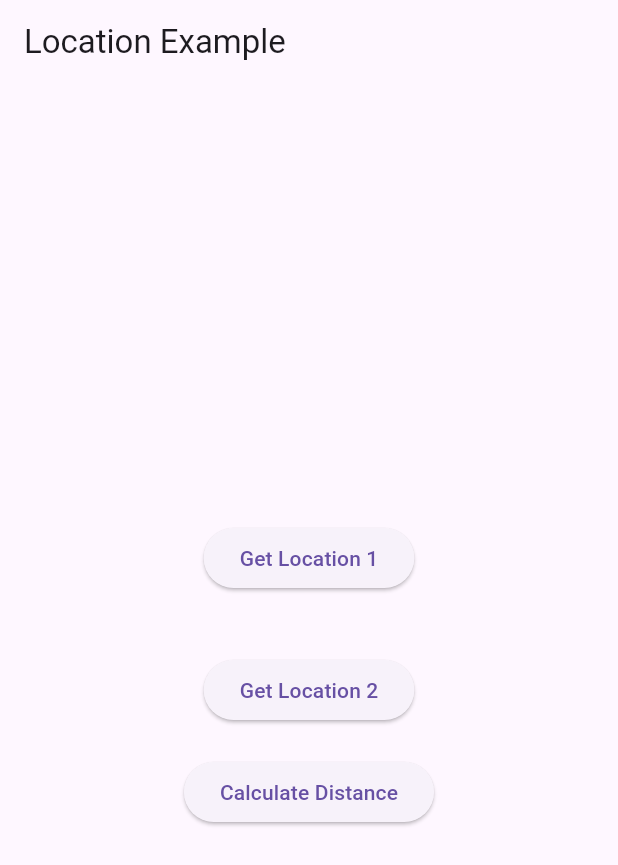
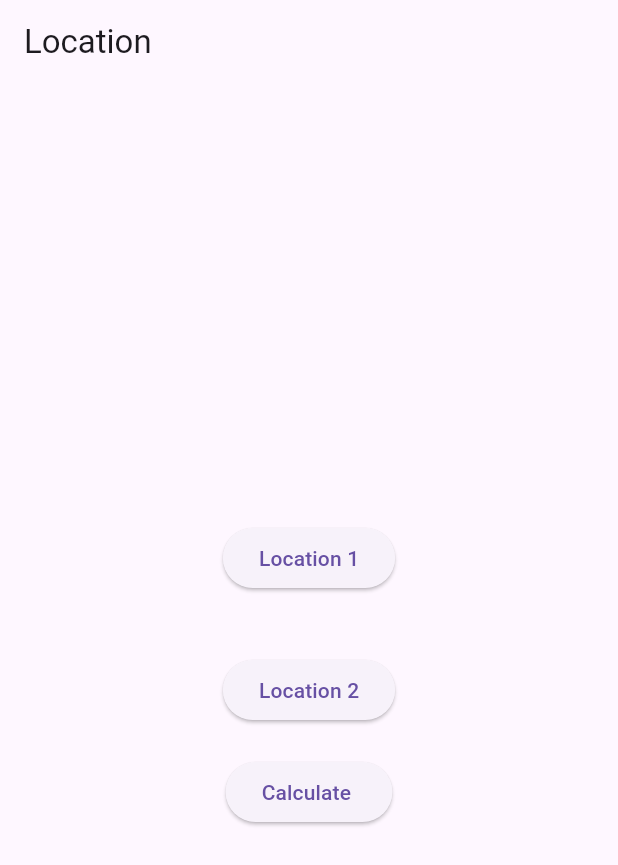
Before and after one commit to Axmadjon15052003/my_location, a Flutter app: the screen it shows after launch, on a phone screen of 412 x 824 dp. Shown: the top 865 px of the screen. Run offline on Flutter 3.47's test engine with Material 3 defaults, Android fonts, the phone set to English and light mode, and no system bars; our stand-ins replace geolocator.

Commit message:
Update main.dart

```diff
--- a/lib/main.dart
+++ b/lib/main.dart
@@ -60,7 +60,7 @@ class _MyHomePageState extends State<MyHomePage> {
   Widget build(BuildContext context) {
     return Scaffold(
       appBar: AppBar(
-        title: const Text('Location Example'),
+        title: const Text('Location '),
       ),
       body: Center(
         child: Column(
@@ -73,7 +73,7 @@ class _MyHomePageState extends State<MyHomePage> {
             const SizedBox(height: 20),
             ElevatedButton(
               onPressed: () => _getCurrentPosition(1),
-              child: const Text('Get Location 1'),
+              child: const Text('Location 1'),
             ),
             const SizedBox(height: 20),
             if (position2 != null)
@@ -83,7 +83,7 @@ class _MyHomePageState extends State<MyHomePage> {
             const SizedBox(height: 20),
             ElevatedButton(
               onPressed: () => _getCurrentPosition(2),
-              child: const Text('Get Location 2'),
+              child: const Text('Location 2'),
             ),
             const SizedBox(height: 20),
             ElevatedButton(
@@ -95,7 +95,7 @@ class _MyHomePageState extends State<MyHomePage> {
                   ),
                 );
               },
-              child: const Text('Calculate Distance'),
+              child: const Text('Calculate '),
             ),
           ],
         ),
```
